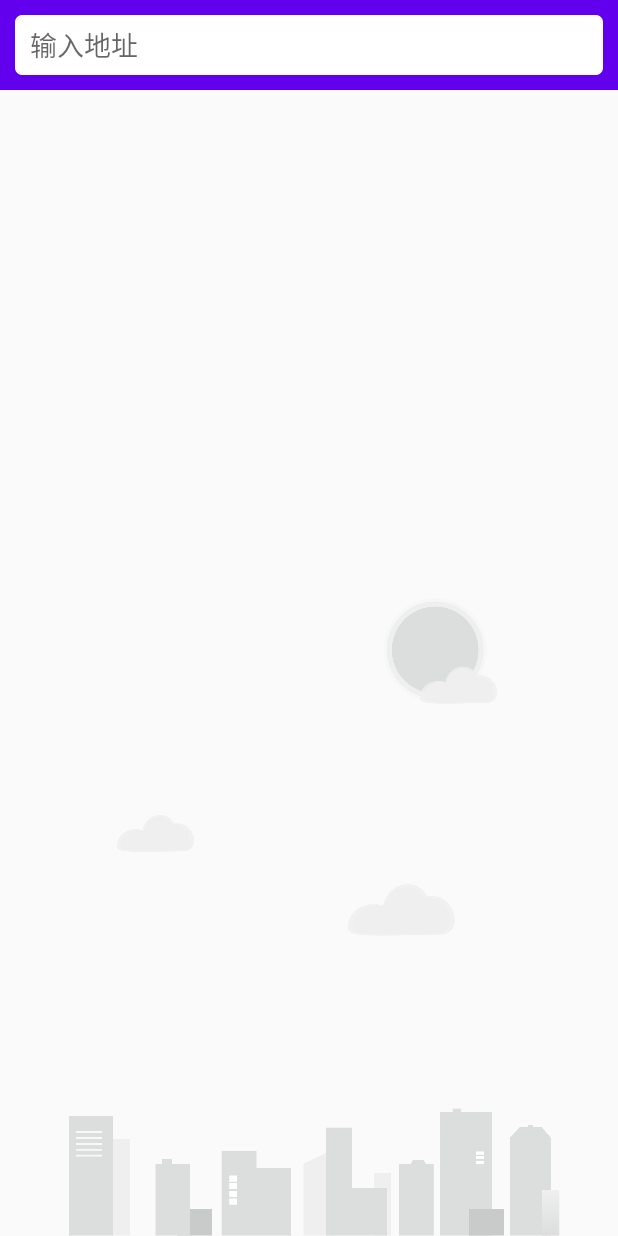
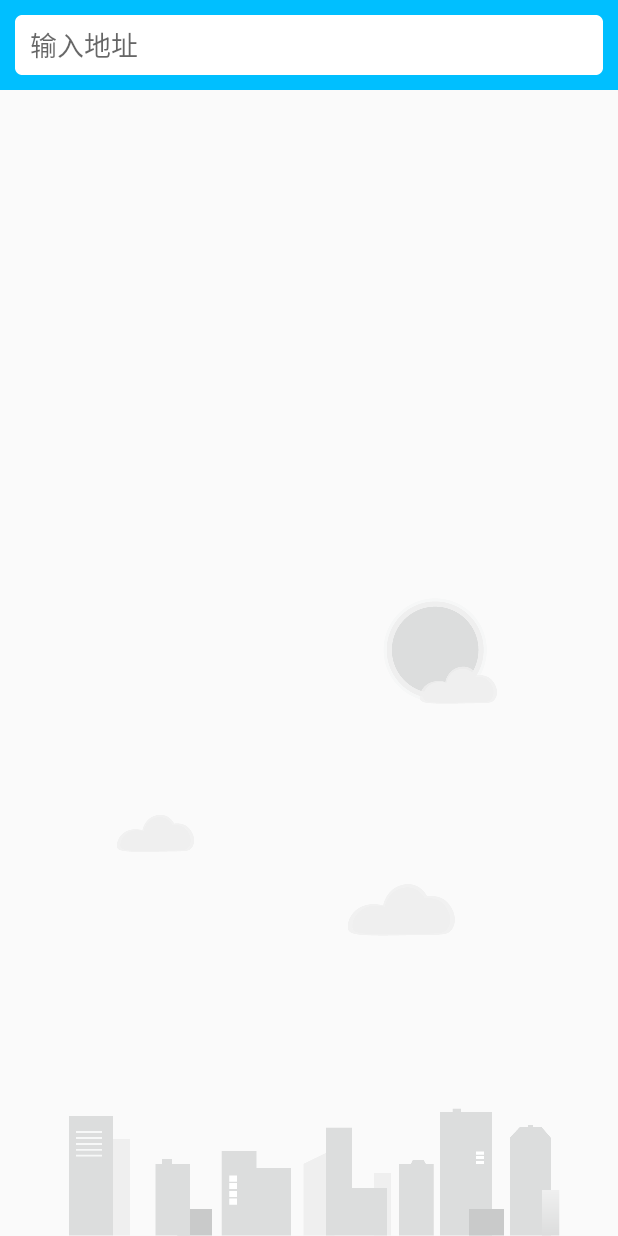
Before and after one commit to shijunhong/SunnyWeather, an Android app: the screen it shows after launch (MainActivity), on a phone screen of 412 x 824 dp. Run offline under Robolectric (Android 15) with nearby library versions, the phone set to English and light mode, and no system bars; 1 statement that could not run was skipped.

```diff
--- a/app/src/main/java/com/sunnyweather/android/ui/place/PlaceFragment.kt
+++ b/app/src/main/java/com/sunnyweather/android/ui/place/PlaceFragment.kt
@@ -12,6 +12,7 @@ import androidx.lifecycle.Observer
 import androidx.lifecycle.ViewModelProvider
 import androidx.lifecycle.ViewModelProviders
 import androidx.recyclerview.widget.LinearLayoutManager
+import com.sunnyweather.android.MainActivity
 import com.sunnyweather.android.R
 import com.sunnyweather.android.ui.weather.WeatherActivity
 import kotlinx.android.synthetic.main.fragment_place.*
@@ -32,7 +33,7 @@ class PlaceFragment:Fragment() {
     override fun onActivityCreated(savedInstanceState: Bundle?) {
         super.onActivityCreated(savedInstanceState)
 
-        if (viewModel.isPlaceSaved()){
+        if (activity is MainActivity && viewModel.isPlaceSaved()){
             val place = viewModel.getSavePlace()
             val intent = Intent(context,WeatherActivity::class.java).apply {
                 putExtra("location_lng",place.location.lng)
--- a/app/src/main/res/values/colors.xml
+++ b/app/src/main/res/values/colors.xml
@@ -1,6 +1,6 @@
 <?xml version="1.0" encoding="utf-8"?>
 <resources>
-    <color name="colorPrimary">#6200EE</color>
-    <color name="colorPrimaryDark">#3700B3</color>
-    <color name="colorAccent">#03DAC5</color>
+    <color name="colorPrimary">#00BFFF</color>
+    <color name="colorPrimaryDark">#00BFFF</color>
+    <color name="colorAccent">#00BFFF</color>
 </resources>
```
Also changed, not shown: app/src/main/java/com/sunnyweather/android/ui/place/PlaceAdapter.kt (+18 -7 lines), app/src/main/java/com/sunnyweather/android/ui/weather/WeatherActivity.kt (+23 -0 lines), app/src/main/res/layout/activity_weather.xml (+30 -7 lines), app/src/main/res/layout/now.xml (+9 -0 lines).
